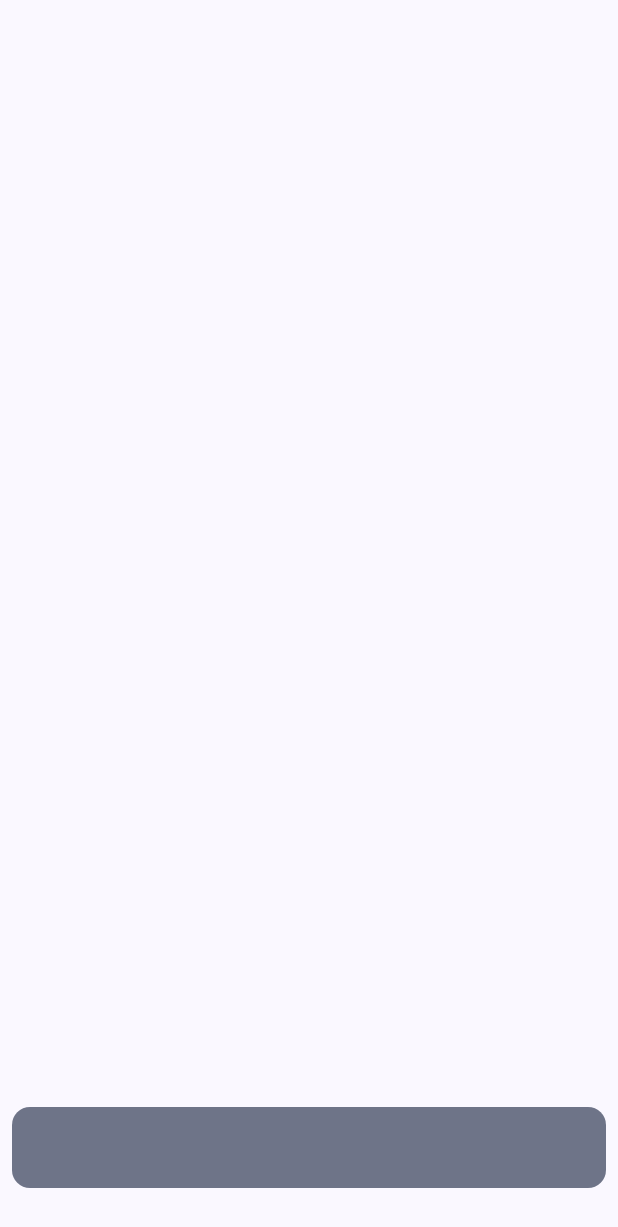
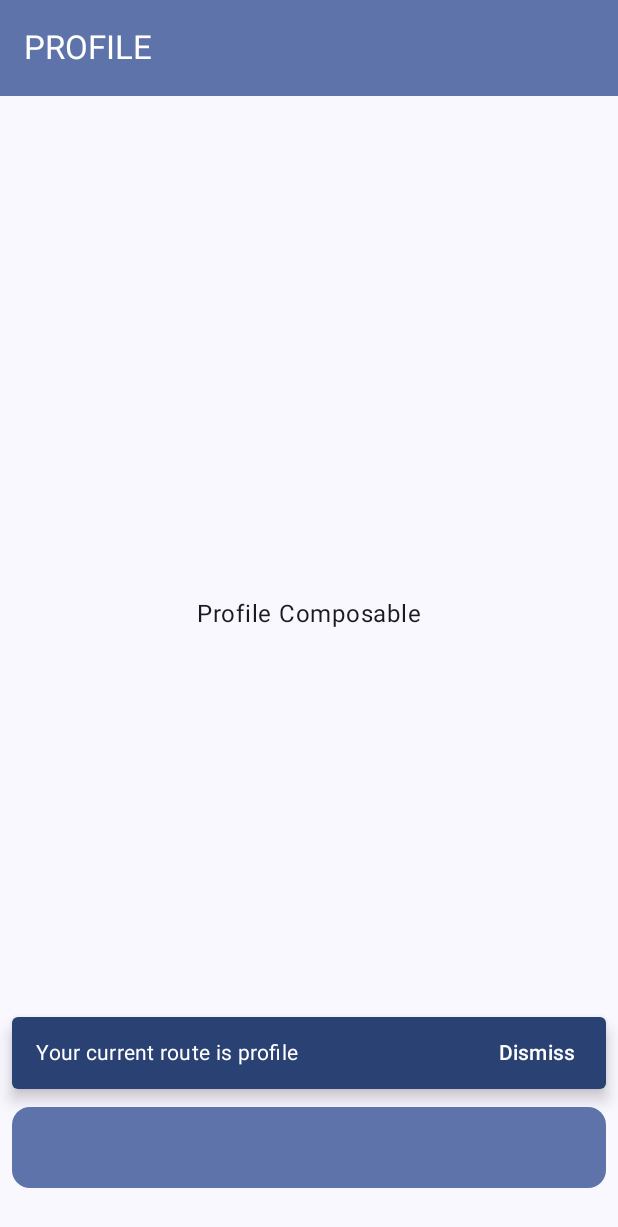
Before and after one commit to ak375456/CustomUiAndBottomNav, an Android app built with Jetpack Compose: the profile screen opened through its navigation route, on a phone screen of 412 x 824 dp. Shown: the top 1227 px of the screen. Run offline under Robolectric (Android 15) with nearby library versions, the phone set to English and light mode, and no system bars; libraries missing offline, so code that uses them is left out: com.composables.icons; 1 statement that could not run was skipped.

Commit message:
Added custom navigation Bottom Bar, SnackBar, and TopAppBar. TOMORROW WILL BE EXTENDED FAB

```diff
--- a/app/src/main/java/com/example/animationincompose/presentation/bottom_navigation/BottomNavigationScreensholder.kt
+++ b/app/src/main/java/com/example/animationincompose/presentation/bottom_navigation/BottomNavigationScreensholder.kt
@@ -1,9 +1,9 @@
 package com.example.animationincompose.presentation.bottom_navigation
 
+import androidx.compose.foundation.Canvas
 import androidx.compose.runtime.getValue
 import androidx.compose.foundation.background
 import androidx.compose.foundation.clickable
-import androidx.compose.foundation.interaction.MutableInteractionSource
 import androidx.compose.foundation.layout.Arrangement
 import androidx.compose.foundation.layout.Box
 import androidx.compose.foundation.layout.Row
@@ -13,16 +13,26 @@ import androidx.compose.foundation.layout.height
 import androidx.compose.foundation.layout.offset
 import androidx.compose.foundation.layout.padding
 import androidx.compose.foundation.layout.size
-import androidx.compose.material.ripple.rememberRipple
+import androidx.compose.material3.ExperimentalMaterial3Api
 import androidx.compose.material3.Icon
 import androidx.compose.material3.MaterialTheme
 import androidx.compose.material3.Scaffold
 import androidx.compose.material3.Shapes
+import androidx.compose.material3.Snackbar
+import androidx.compose.material3.SnackbarHost
+import androidx.compose.material3.SnackbarHostState
+import androidx.compose.material3.Text
+import androidx.compose.material3.TextButton
+import androidx.compose.material3.TopAppBar
+import androidx.compose.material3.TopAppBarDefaults
 import androidx.compose.runtime.Composable
 import androidx.compose.runtime.remember
 import androidx.compose.ui.Alignment
 import androidx.compose.ui.Modifier
+import androidx.compose.ui.geometry.Offset
+import androidx.compose.ui.graphics.Brush
 import androidx.compose.ui.graphics.Color
+import androidx.compose.ui.graphics.drawscope.Stroke
 import androidx.compose.ui.unit.dp
 import androidx.navigation.NavHostController
 import androidx.navigation.compose.currentBackStackEntryAsState
@@ -35,6 +45,10 @@ import com.composables.icons.lucide.Zap
 import com.example.animationincompose.presentation.bottom_navigation.screens.Screens
 import com.example.animationincompose.presentation.bottom_navigation.screens.SetupNavGraph
 
+
+import androidx.compose.runtime.LaunchedEffect
+
+@OptIn(ExperimentalMaterial3Api::class)
 @Composable
 fun BottomNavigationScreenHolder(navController: NavHostController) {
     val bottomNavigationItem = listOf(
@@ -48,8 +62,61 @@ fun BottomNavigationScreenHolder(navController: NavHostController) {
     val navBackStackEntry by navController.currentBackStackEntryAsState()
     val currentRoute = navBackStackEntry?.destination?.route
 
+    val snackState = remember { SnackbarHostState() }
+
+    LaunchedEffect(currentRoute) {
+        if (currentRoute != null) {
+            snackState.showSnackbar(
+                "Your current route is $currentRoute",
+            )
+        }
+    }
+
     Scaffold(
         modifier = Modifier.fillMaxSize(),
+        snackbarHost = {
+            Box(
+                modifier = Modifier
+                    .fillMaxWidth()
+                    .padding(bottom = 20.dp)
+            ) {
+                SnackbarHost(hostState = snackState) { data ->
+                    // Custom Snackbar with a dismiss button
+                    Snackbar(
+                        modifier = Modifier.padding(8.dp),
+                        containerColor = MaterialTheme.colorScheme.primary,
+                        contentColor = MaterialTheme.colorScheme.onPrimary,
+                        action = {
+                            // Dismiss button
+                            TextButton(
+                                onClick = { data.dismiss() }
+                            ) {
+                                Text(
+                                    text = "Dismiss",
+                                    color = MaterialTheme.colorScheme.onPrimary
+                                )
+                            }
+                        }
+                    ) {
+                        Text(data.visuals.message)
+                    }
+                }
+            }
+        },
+        topBar = {
+            TopAppBar(
+                modifier = Modifier.fillMaxWidth(),
+                colors = TopAppBarDefaults.topAppBarColors(
+                    containerColor = MaterialTheme.colorScheme.primaryContainer
+                ),
+                title = {
+                    Text(
+                        text = currentRoute?.uppercase().toString(),
+                        color = Color.White
+                    )
+                },
+            )
+        },
         bottomBar = {
             Box(
                 modifier = Modifier
@@ -58,9 +125,7 @@ fun BottomNavigationScreenHolder(navController: NavHostController) {
                     .offset(y = (-24).dp)
                     .padding(8.dp)
                     .background(
-                        MaterialTheme
-                            .colorScheme
-                            .secondaryContainer,
+                        MaterialTheme.colorScheme.primaryContainer,
                         shape = Shapes().medium,
                     ),
                 contentAlignment = Alignment.Center,
@@ -71,42 +136,37 @@ fun BottomNavigationScreenHolder(navController: NavHostController) {
                 ) {
                     bottomNavigationItem.forEach { item ->
                         Box(
-                            modifier = if(currentRoute == item.label) {
-                                Modifier
-                                    .size(36.dp)
-                                    .background(
-                                        MaterialTheme.colorScheme.inversePrimary,
-                                        shape = Shapes().medium
-                                    )
-                            } else {
-                                Modifier
-                            },
-
-                            contentAlignment = Alignment.Center
-                        ) {
-                            Icon(
-                                imageVector = item.icon,
-                                contentDescription = item.label,
-                                tint = Color(0xFF000000),
-                                modifier = Modifier.clickable(
-                                    indication = rememberRipple(
-                                        bounded = false,
-                                        radius = 25.dp,
-                                    ),
-                                    interactionSource = remember { MutableInteractionSource() }
-                                ) {
+                            modifier = Modifier
+                                .size(36.dp)
+                                .clickable {
                                     navController.navigate(item.label) {
-                                        // Pop up to the start destination to avoid building up a large back stack
                                         popUpTo(navController.graph.startDestinationId) {
                                             saveState = true
                                         }
-                                        // Avoid multiple copies of the same destination when reselecting the same item
                                         launchSingleTop = true
-                                        // Restore state when reselecting a previously selected item
                                         restoreState = true
                                     }
+                                },
+                            contentAlignment = Alignment.Center
+                        ) {
+                            if (currentRoute == item.label) {
+                                GradientRingBox(
+                                    modifier = Modifier.matchParentSize(),
+                                    ringWidth = 8f,
+                                ) {
+                                    Icon(
+                                        imageVector = item.icon,
+                                        contentDescription = item.label,
+                                        tint = Color(0xFFFFFFFF)
+                                    )
                                 }
-                            )
+                            } else {
+                                Icon(
+                                    imageVector = item.icon,
+                                    contentDescription = item.label,
+                                    tint = Color(0xFFFFFFFF)
+                                )
+                            }
                         }
                     }
                 }
@@ -122,3 +182,29 @@ fun BottomNavigationScreenHolder(navController: NavHostController) {
         }
     }
 }
+
+@Composable
+fun GradientRingBox(
+    modifier: Modifier = Modifier,
+    ringWidth: Float = 8f,
+    gradientColors: List<Color> = listOf(Color.Red, Color.Yellow, Color.Green),
+    content: @Composable () -> Unit,
+) {
+    Box(
+        modifier = modifier,
+        contentAlignment = Alignment.Center
+    ) {
+        Canvas(modifier = Modifier.matchParentSize()) {
+            val canvasSize = size.minDimension
+            val radius = (canvasSize / 2) - (ringWidth / 2)
+
+            drawCircle(
+                brush = Brush.sweepGradient(gradientColors),
+                radius = radius,
+                center = Offset(canvasSize / 2, canvasSize / 2),
+                style = Stroke(width = ringWidth)
+            )
+        }
+        content()
+    }
+}
--- a/app/src/main/java/com/example/animationincompose/presentation/bottom_navigation/screens/SetupNavGraph.kt
+++ b/app/src/main/java/com/example/animationincompose/presentation/bottom_navigation/screens/SetupNavGraph.kt
@@ -1,5 +1,12 @@
 package com.example.animationincompose.presentation.bottom_navigation.screens
 
+
+import android.transition.Fade
+import android.transition.Transition
+import androidx.compose.animation.AnimatedContentTransitionScope
+import androidx.compose.animation.EnterTransition
+import androidx.compose.animation.ExitTransition
+import androidx.compose.animation.core.tween
 import androidx.compose.runtime.Composable
 import androidx.navigation.NavHostController
 import androidx.navigation.compose.NavHost
@@ -14,7 +21,18 @@ import com.example.animationincompose.presentation.bottom_navigation.screens.com
 fun SetupNavGraph(navHostController: NavHostController) {
     NavHost(
         navController = navHostController,
-        startDestination = HOME_ROUTE
+        startDestination = HOME_ROUTE,
+        enterTransition = {
+            return@NavHost slideIntoContainer(
+                AnimatedContentTransitionScope.SlideDirection.End, tween(700)
+            )
+        },
+        exitTransition = {
+            return@NavHost slideOutOfContainer(
+                AnimatedContentTransitionScope.SlideDirection.Start, tween(700)
+            )
+        },
+
     ) {
         composable(
             route = Screens.Home.route
--- a/app/src/main/java/com/example/animationincompose/presentation/bottom_navigation/screens/composables/ProfileComposable.kt
+++ b/app/src/main/java/com/example/animationincompose/presentation/bottom_navigation/screens/composables/ProfileComposable.kt
@@ -1,8 +1,20 @@
 package com.example.animationincompose.presentation.bottom_navigation.screens.composables
 
+import androidx.compose.foundation.layout.Arrangement
+import androidx.compose.foundation.layout.Column
+import androidx.compose.foundation.layout.fillMaxSize
+import androidx.compose.material3.Text
 import androidx.compose.runtime.Composable
+import androidx.compose.ui.Alignment
+import androidx.compose.ui.Modifier
 
 @Composable
 fun ProfileComposable(){
-
+    Column (
+        modifier = Modifier.fillMaxSize(),
+        verticalArrangement = Arrangement.Center,
+        horizontalAlignment = Alignment.CenterHorizontally
+    ){
+        Text("Profile Composable")
+    }
 }
```
Also changed, not shown: app/src/main/java/com/example/animationincompose/presentation/bottom_navigation/screens/composables/AlbumComposable.kt (+13 -1 lines), app/src/main/java/com/example/animationincompose/presentation/bottom_navigation/screens/composables/HomeComposable.kt (+12 -1 lines), app/src/main/java/com/example/animationincompose/presentation/bottom_navigation/screens/composables/SettingComposable.kt (+12 -1 lines), app/src/main/java/com/example/animationincompose/presentation/bottom_navigation/screens/composables/ZapComposable.kt (+13 -1 lines).
